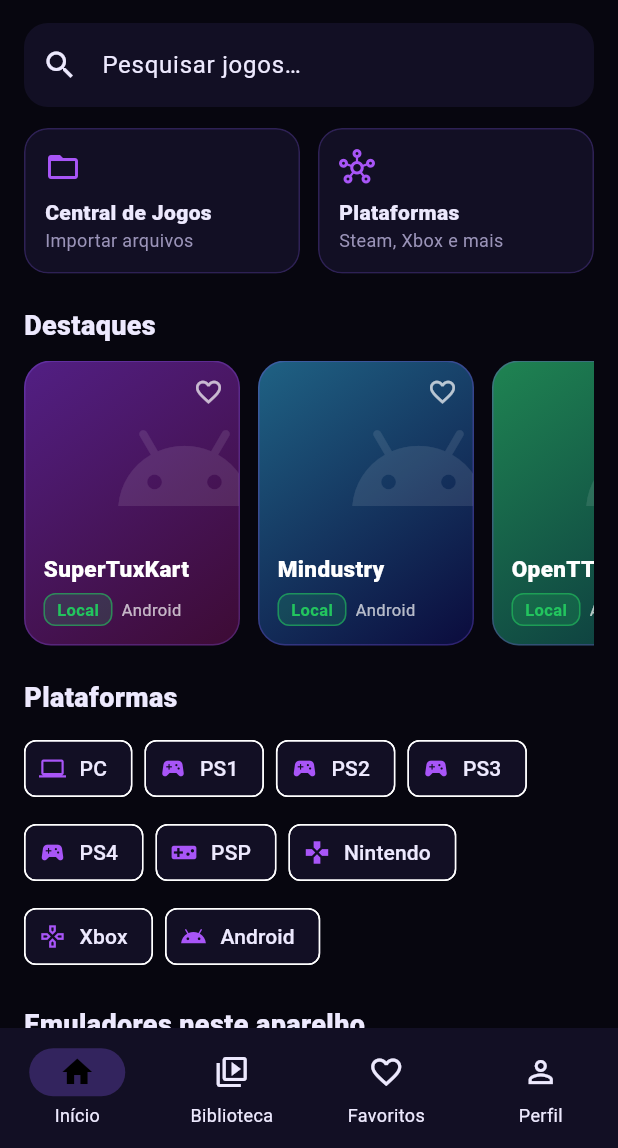
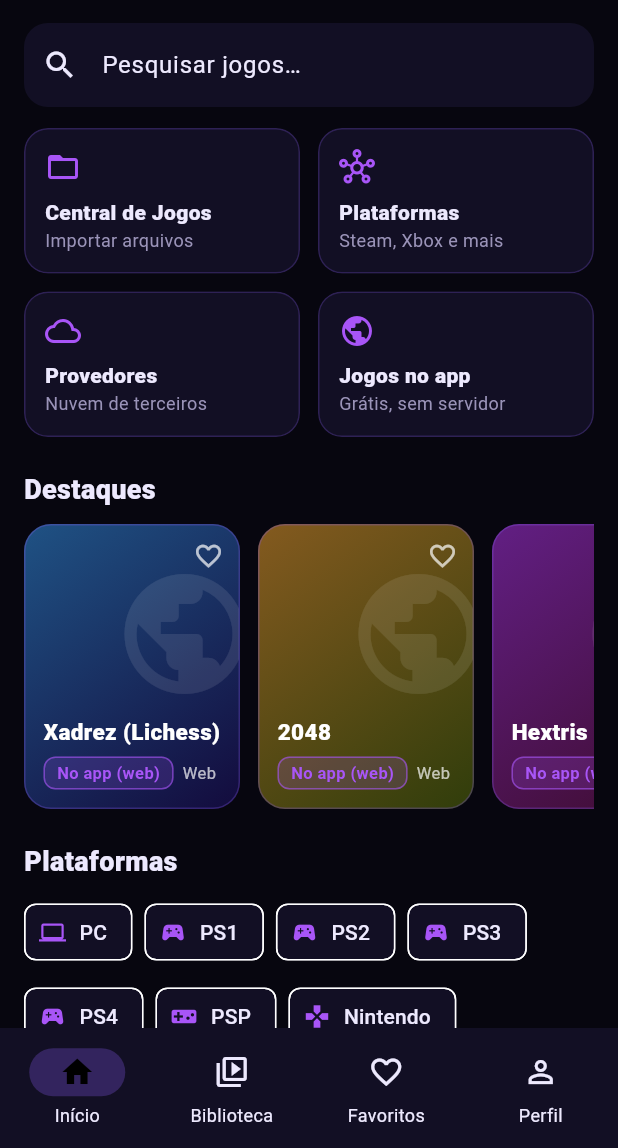
Before and after one commit to HkfatalX/Master, a Flutter app: the screen it shows after launch, on a phone screen of 412 x 824 dp, the part 88-1236 px from its top. Run offline on Flutter 3.47's test engine with Material 3 defaults, Android fonts, the phone set to English and light mode, and no system bars; our stand-ins replace file_picker, shared_preferences, webview_flutter; missing offline and left inert: android_intent_plus.

Commit message:
Jogos web dentro do app, gerenciador de provedores e APK na aba Releases
Navegador embutido restrito ao site do jogo, provedores de nuvem sem simulação,
atalho do Roblox e publicação do APK para download sem login.

Co-Authored-By: Claude Sonnet 5.5 <noreply@anthropic.com>
Claude-Session: https://claude.ai/code/session_01P8XosyQpKdQdCxXx4M7H3f

```diff
--- a/app/lib/data/catalog.dart
+++ b/app/lib/data/catalog.dart
@@ -3,6 +3,94 @@ import '../models/game.dart';
 /// Catálogo inicial (local ao app). Só jogos livres/open source: o NEXUS não distribui
 /// jogos comerciais, BIOS nem ROMs. O catálogo no backend (Supabase) ainda está pendente.
 const List<Game> kCatalog = [
+  Game(
+    id: 'lichess',
+    title: 'Xadrez (Lichess)',
+    platform: GamePlatform.web,
+    genre: 'Tabuleiro',
+    description: 'Xadrez online gratuito e de código aberto.',
+    method: RunMethod.browser,
+    requirements: 'Precisa de internet. Roda dentro do app; links externos são bloqueados.',
+    hue: 210,
+    webUrl: 'https://lichess.org/',
+  ),
+  Game(
+    id: '2048',
+    title: '2048',
+    platform: GamePlatform.web,
+    genre: 'Puzzle',
+    description: 'Junte os números até chegar em 2048.',
+    method: RunMethod.browser,
+    requirements: 'Precisa de internet. Roda dentro do app; links externos são bloqueados.',
+    hue: 35,
+    webUrl: 'https://play2048.co/',
+  ),
+  Game(
+    id: 'hextris',
+    title: 'Hextris',
+    platform: GamePlatform.web,
+    genre: 'Puzzle / ação',
+    description: 'Puzzle de blocos hexagonais que giram, de código aberto.',
+    method: RunMethod.browser,
+    requirements: 'Precisa de internet. Roda dentro do app; links externos são bloqueados.',
+    hue: 280,
+    webUrl: 'https://hextris.io/',
+  ),
+  Game(
+    id: 'adarkroom',
+    title: 'A Dark Room',
+    platform: GamePlatform.web,
+    genre: 'Aventura de texto',
+    description: 'Aventura minimalista de texto e sobrevivência.',
+    method: RunMethod.browser,
+    requirements: 'Precisa de internet. Roda dentro do app; links externos são bloqueados.',
+    hue: 0,
+    webUrl: 'https://adarkroom.doublespeakgames.com/',
+  ),
+  Game(
+    id: 'openfront',
+    title: 'OpenFront',
+    platform: GamePlatform.web,
+    genre: 'Estratégia',
+    description: 'Estratégia multijogador em tempo real no navegador.',
+    method: RunMethod.browser,
+    requirements: 'Precisa de internet. Roda dentro do app; links externos são bloqueados.',
+    hue: 160,
+    webUrl: 'https://openfront.io/',
+  ),
+  Game(
+    id: 'jstris',
+    title: 'Jstris',
+    platform: GamePlatform.web,
+    genre: 'Blocos',
+    description: 'Jogo de blocos que caem, gratuito, com partidas online.',
+    method: RunMethod.browser,
+    requirements: 'Precisa de internet. Roda dentro do app; links externos são bloqueados.',
+    hue: 320,
+    webUrl: 'https://jstris.jezevec10.com/',
+  ),
+  Game(
+    id: 'cookieclicker',
+    title: 'Cookie Clicker',
+    platform: GamePlatform.web,
+    genre: 'Incremental',
+    description: 'Clique, compre melhorias e deixe a produção crescer.',
+    method: RunMethod.browser,
+    requirements: 'Precisa de internet. Roda dentro do app; links externos são bloqueados.',
+    hue: 25,
+    webUrl: 'https://orteil.dashnet.org/cookieclicker/',
+  ),
+  Game(
+    id: 'roblox',
+    title: 'Roblox',
+    platform: GamePlatform.android,
+    genre: 'Plataforma de jogos',
+    description: 'Abre o app oficial do Roblox. O NEXUS não executa Roblox por conta própria.',
+    method: RunMethod.local,
+    requirements: 'Precisa do app oficial do Roblox instalado neste aparelho.',
+    hue: 350,
+    androidPackage: 'com.roblox.client',
+  ),
   Game(
     id: 'supertuxkart',
     title: 'SuperTuxKart',
--- a/app/lib/engine/execution.dart
+++ b/app/lib/engine/execution.dart
@@ -9,7 +9,7 @@ extension RunKindX on RunKind {
         RunKind.emulator => 'Emulador local',
         RunKind.pcStream => 'Streaming de PC remoto',
         RunKind.officialApp => 'Aplicativo oficial da plataforma',
-        RunKind.browser => 'Navegador',
+        RunKind.browser => 'Navegador embutido no app',
       };
 }
 
@@ -42,6 +42,13 @@ List<RunOption> planFor(
       ok ? 'Instalado neste aparelho.' : 'Não instalado neste aparelho.',
     ));
   }
+  if (game.webUrl != null) {
+    out.add(const RunOption(
+      RunKind.browser,
+      true,
+      'Abre dentro do app. Precisa de internet (a conexão não é testada antes).',
+    ));
+  }
   if (game.method == RunMethod.streaming) {
     out.add(RunOption(
       RunKind.pcStream,
--- a/app/lib/models/game.dart
+++ b/app/lib/models/game.dart
@@ -2,7 +2,7 @@ import 'package:flutter/material.dart';
 
 import '../theme.dart';
 
-enum GamePlatform { pc, ps1, ps2, ps3, ps4, psp, nintendo, xbox, android }
+enum GamePlatform { pc, ps1, ps2, ps3, ps4, psp, nintendo, xbox, android, web }
 
 extension GamePlatformX on GamePlatform {
   String get label => switch (this) {
@@ -15,6 +15,7 @@ extension GamePlatformX on GamePlatform {
         GamePlatform.nintendo => 'Nintendo',
         GamePlatform.xbox => 'Xbox',
         GamePlatform.android => 'Android',
+        GamePlatform.web => 'Web',
       };
 
   IconData get icon => switch (this) {
@@ -27,17 +28,19 @@ extension GamePlatformX on GamePlatform {
         GamePlatform.nintendo => Icons.gamepad,
         GamePlatform.xbox => Icons.gamepad_outlined,
         GamePlatform.android => Icons.android,
+        GamePlatform.web => Icons.public,
       };
 }
 
 /// Como o jogo é executado.
-enum RunMethod { local, streaming, experimental, unavailable }
+enum RunMethod { local, browser, streaming, experimental, unavailable }
 
 extension RunMethodX on RunMethod {
   String get label => switch (this) {
         RunMethod.local => 'Local',
         RunMethod.streaming => 'Streaming',
         RunMethod.experimental => 'Experimental',
+        RunMethod.browser => 'No app (web)',
         RunMethod.unavailable => 'Indisponível',
       };
 
@@ -45,6 +48,7 @@ extension RunMethodX on RunMethod {
         RunMethod.local => NX.ok,
         RunMethod.streaming => NX.blue,
         RunMethod.experimental => NX.warn,
+        RunMethod.browser => NX.neon,
         RunMethod.unavailable => NX.bad,
       };
 }
@@ -73,6 +77,7 @@ class Game {
     required this.requirements,
     required this.hue,
     this.androidPackage,
+    this.webUrl,
     this.pad = PadFamily.generic,
   });
 
@@ -85,6 +90,9 @@ class Game {
   final String requirements;
   final double hue;
   final String? androidPackage;
+
+  /// Endereço https de um jogo web que abre dentro do app.
+  final String? webUrl;
   final PadFamily pad;
 
   Color get color1 => HSLColor.fromAHSL(1, hue, 0.62, 0.32).toColor();
--- a/app/lib/screens/game_detail.dart
+++ b/app/lib/screens/game_detail.dart
@@ -3,6 +3,7 @@ import 'package:flutter/material.dart';
 import '../engine/execution.dart';
 import '../models/game.dart';
 import '../player/player_screen.dart';
+import '../player/web_game_screen.dart';
 import '../state/app_state.dart';
 import '../theme.dart';
 import '../util/launcher.dart';
@@ -17,6 +18,10 @@ class GameDetailScreen extends StatelessWidget {
   Future<void> _play(BuildContext context, AppState s) async {
     final messenger = ScaffoldMessenger.of(context);
     final nav = Navigator.of(context);
+    if (game.webUrl != null) {
+      nav.push(MaterialPageRoute<void>(builder: (_) => WebGameScreen(game: game, state: s)));
+      return;
+    }
     if (game.method == RunMethod.local && game.androidPackage != null) {
       final ok = await launchInstalledApp(game.androidPackage!);
       if (ok) {
@@ -79,9 +84,13 @@ class GameDetailScreen extends StatelessWidget {
     final s = AppScope.of(context);
     final fav = s.favorites.contains(game.id);
     final local = game.method == RunMethod.local;
+    final web = game.webUrl != null;
     final String availability;
     final Color availColor;
-    if (local) {
+    if (web) {
+      availability = 'Abre dentro do app. Precisa de internet.';
+      availColor = NX.ok;
+    } else if (local) {
       availability = 'Abre o app instalado neste aparelho (${game.androidPackage}).';
       availColor = NX.ok;
     } else if (s.hasServer) {
@@ -163,8 +172,8 @@ class GameDetailScreen extends StatelessWidget {
           padding: const EdgeInsets.fromLTRB(16, 8, 16, 12),
           child: FilledButton.icon(
             onPressed: () => _play(context, s),
-            icon: Icon(local ? Icons.open_in_new : Icons.play_arrow),
-            label: Text(local ? 'Abrir jogo' : 'Jogar por streaming'),
+            icon: Icon(local && !web ? Icons.open_in_new : Icons.play_arrow),
+            label: Text(web ? 'Jogar no app' : local ? 'Abrir jogo' : 'Jogar por streaming'),
             style: FilledButton.styleFrom(
               minimumSize: const Size.fromHeight(52),
               backgroundColor: NX.purple,
--- a/app/lib/screens/home.dart
+++ b/app/lib/screens/home.dart
@@ -7,6 +7,7 @@ import '../theme.dart';
 import '../util/launcher.dart';
 import '../widgets/game_card.dart';
 import 'files.dart';
+import 'providers.dart';
 import 'services.dart';
 import 'settings.dart';
 
@@ -120,6 +121,28 @@ class HomeScreen extends StatelessWidget {
               ),
             ],
           ),
+          const SizedBox(height: 12),
+          Row(
+            children: [
+              Expanded(
+                child: _Shortcut(
+                  icon: Icons.cloud_outlined,
+                  title: 'Provedores',
+                  subtitle: 'Nuvem de terceiros',
+                  page: const ProvidersScreen(),
+                ),
+              ),
+              const SizedBox(width: 12),
+              Expanded(
+                child: _Shortcut(
+                  icon: Icons.public,
+                  title: 'Jogos no app',
+                  subtitle: 'Grátis, sem servidor',
+                  onTap: () => onPlatform(GamePlatform.web),
+                ),
+              ),
+            ],
+          ),
           if (recent.isNotEmpty) ...[
             _title('Continuar jogando'),
             _row(recent.take(8).toList()),
@@ -194,13 +217,15 @@ class _Shortcut extends StatelessWidget {
     required this.icon,
     required this.title,
     required this.subtitle,
-    required this.page,
+    this.page,
+    this.onTap,
   });
 
   final IconData icon;
   final String title;
   final String subtitle;
-  final Widget page;
+  final Widget? page;
+  final VoidCallback? onTap;
 
   @override
   Widget build(BuildContext context) {
@@ -212,7 +237,8 @@ class _Shortcut extends StatelessWidget {
         side: BorderSide(color: NX.purple.withAlpha(60)),
       ),
       child: InkWell(
-        onTap: () => Navigator.of(context).push(MaterialPageRoute<void>(builder: (_) => page)),
+        onTap: onTap ??
+            () => Navigator.of(context).push(MaterialPageRoute<void>(builder: (_) => page!)),
         child: Padding(
           padding: const EdgeInsets.all(14),
           child: Column(
--- a/app/pubspec.yaml
+++ b/app/pubspec.yaml
@@ -13,6 +13,7 @@ dependencies:
   web_socket_channel: ^3.0.0
   android_intent_plus: ^5.0.0
   file_picker: ^10.3.10
+  webview_flutter: ^4.13.0
 
 dev_dependencies:
   flutter_test:
```
Also changed, not shown: app/lib/data/providers.dart (added, +59 -0 lines), app/lib/player/web_game_screen.dart (added, +158 -0 lines), app/lib/player/web_guard.dart (added, +15 -0 lines), app/lib/screens/providers.dart (added, +156 -0 lines), 6 other files.
